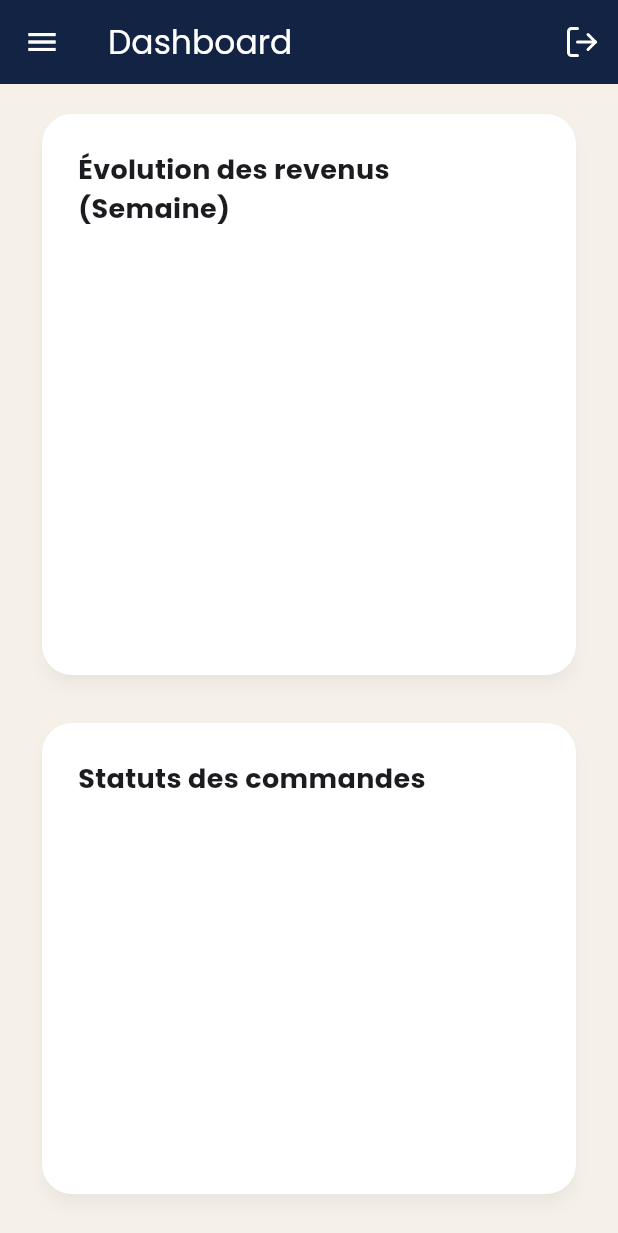
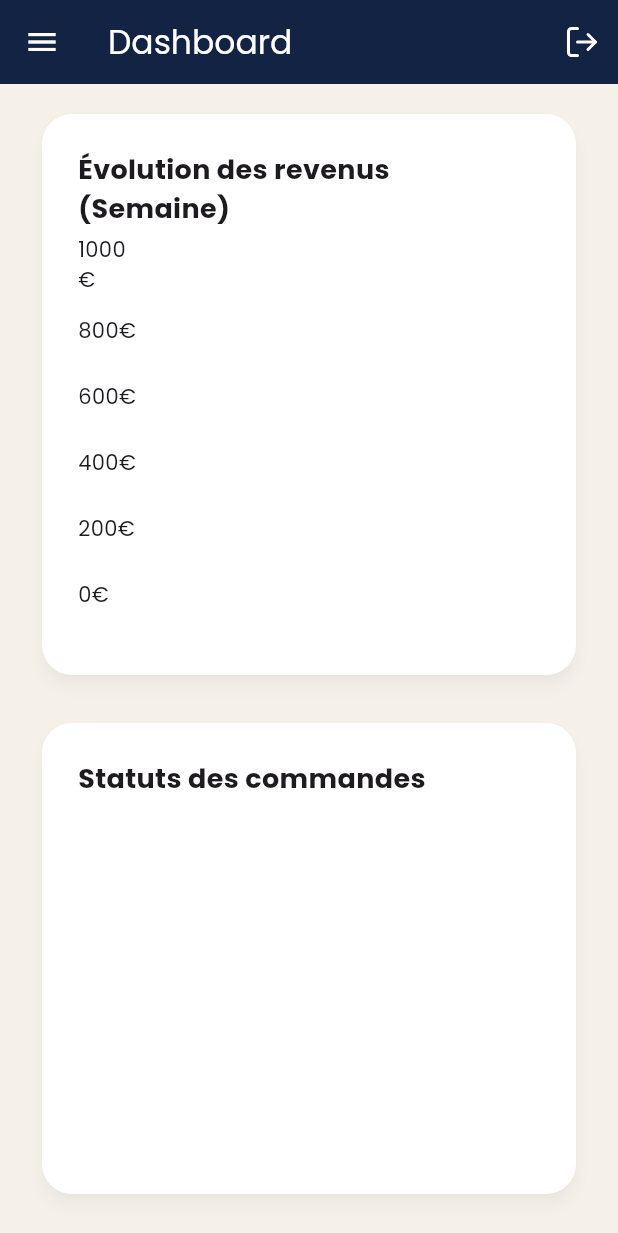
Before and after one commit to raihana10/flutter-local-delivery-app, a Flutter app: the SuperAdminMainScreen screen opened by its route, scrolled down 346 dp, on a phone screen of 412 x 824 dp. Shown: the top 1233 px of the screen. Run offline on Flutter 3.47's test engine with Material 3 defaults, Android fonts, the phone set to English and light mode, and no system bars; drawn by our look-alikes of fl_chart; our stand-ins replace csv, dio, file_picker, flutter_dotenv, flutter_map, geolocator and 7 more; missing offline and left inert: dart:html, excel; accounts and stored records are empty; network calls fail.

Commit message:
Fix d'echelle

```diff
--- a/frontend/lib/presentation/screens/super_admin/dashboard_screen.dart
+++ b/frontend/lib/presentation/screens/super_admin/dashboard_screen.dart
@@ -209,7 +209,7 @@ class _DashboardScreenState extends State<DashboardScreen> {
               child: BarChart(
                 BarChartData(
                   alignment: BarChartAlignment.spaceAround,
-                  maxY: 250000, // Augmenter pour éviter les bâtonnets infinis
+                  maxY: 1000, // Échelle réduite à 1k
                   barTouchData: BarTouchData(enabled: false),
                   titlesData: FlTitlesData(
                     show: true,
@@ -225,7 +225,13 @@ class _DashboardScreenState extends State<DashboardScreen> {
                       ),
                     ),
                     leftTitles: AxisTitles(
-                      sideTitles: SideTitles(showTitles: false),
+                      sideTitles: SideTitles(
+                        showTitles: true,
+                        getTitlesWidget: (value, meta) {
+                          return Text('${value.toInt()}€');
+                        },
+                        reservedSize: 40,
+                      ),
                     ),
                     topTitles: const AxisTitles(
                         sideTitles: SideTitles(showTitles: false)),
--- a/frontend/lib/presentation/screens/super_admin/statistics_screen.dart
+++ b/frontend/lib/presentation/screens/super_admin/statistics_screen.dart
@@ -184,7 +184,7 @@ class _StatisticsScreenState extends State<StatisticsScreen> {
               child: LineChart(
                 LineChartData(
                   minY: 0,
-                  maxY: 150000, // Augmenter pour éviter les bâtonnets infinis
+                  maxY: 1000, // Échelle réduite à 1k
                   gridData: FlGridData(
                     show: true,
                     drawVerticalLine: false,
@@ -218,11 +218,11 @@ class _StatisticsScreenState extends State<StatisticsScreen> {
                             showTitles: true,
                             reservedSize: 40,
                             getTitlesWidget: (value, meta) {
-                              if (value % 10000 != 0)
+                              if (value % 200 != 0)
                                 return const SizedBox.shrink();
                               return SideTitleWidget(
                                 axisSide: meta.axisSide,
-                                child: Text('${(value / 1000).toInt()}k',
+                                child: Text('${(value / 1000).toStringAsFixed(1)}k',
                                     style: const TextStyle(
                                         fontSize: 12,
                                         color: AppColors.mutedForeground)),
```
